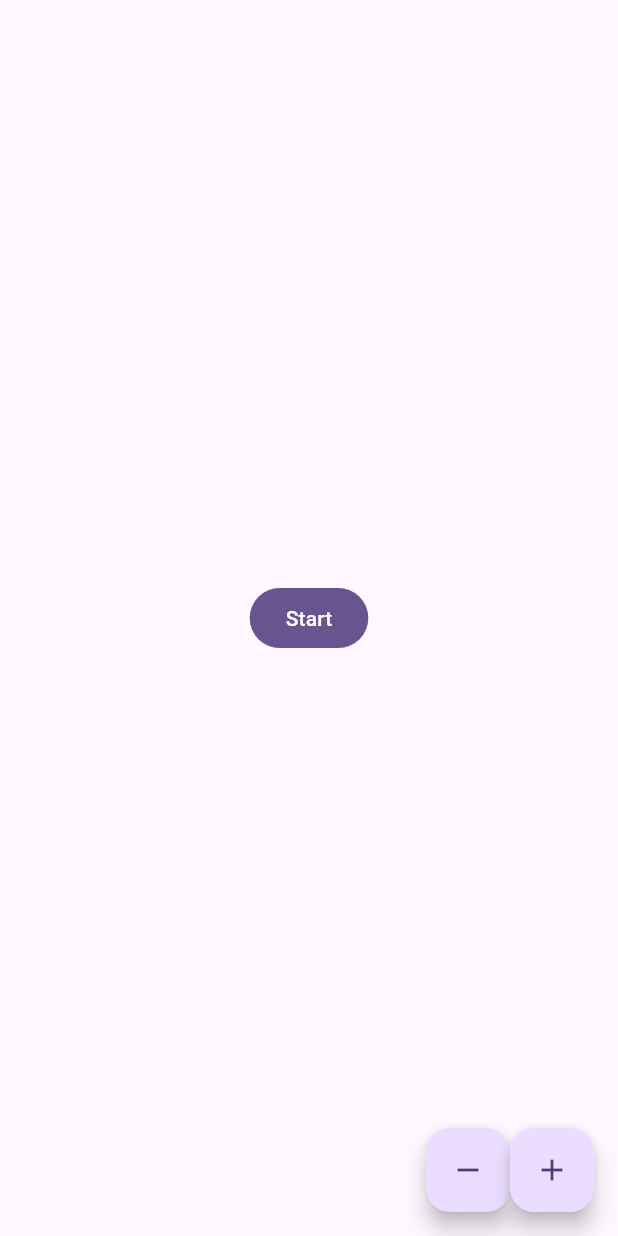
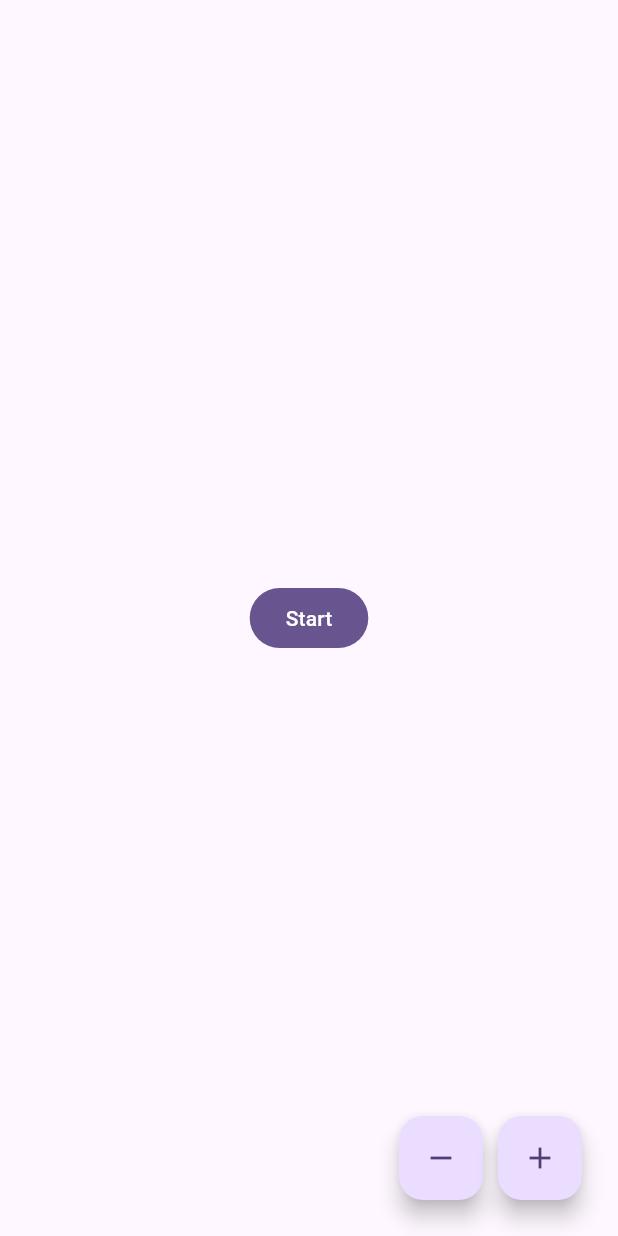
Before and after one commit to Yoeri-z/Examples, a Flutter app: the screen it shows after launch, on a phone screen of 412 x 824 dp. Run offline on Flutter 3.47's test engine with Material 3 defaults, Android fonts, the light colour scheme and no system bars.

Commit message:
made ui look a little bit better

```diff
--- a/loadingscreen/lib/main.dart
+++ b/loadingscreen/lib/main.dart
@@ -64,7 +64,9 @@ class _LoadingScreenState extends State<LoadingScreen>
   @override
   Widget build(BuildContext context) {
     return Scaffold(
-        floatingActionButton: Row(
+        floatingActionButton: Padding(
+          padding: const EdgeInsets.all(8.0),
+          child: Row(
             mainAxisSize: MainAxisSize.min,
             children: [
               FloatingActionButton(
@@ -73,11 +75,15 @@ class _LoadingScreenState extends State<LoadingScreen>
                 }),
                 child: const Icon(Icons.remove),
               ),
+              SizedBox(
+                width: 10,
+              ),
               FloatingActionButton(
                 onPressed: () => setState(() => circleCount++),
                 child: const Icon(Icons.add),
               ),
             ],
+          ),
         ),
         body:
             (_isLoading) ? _loadingIndicator(context) : _startButton(context));
```
Lines whose indentation alone changed are shown as unchanged.
